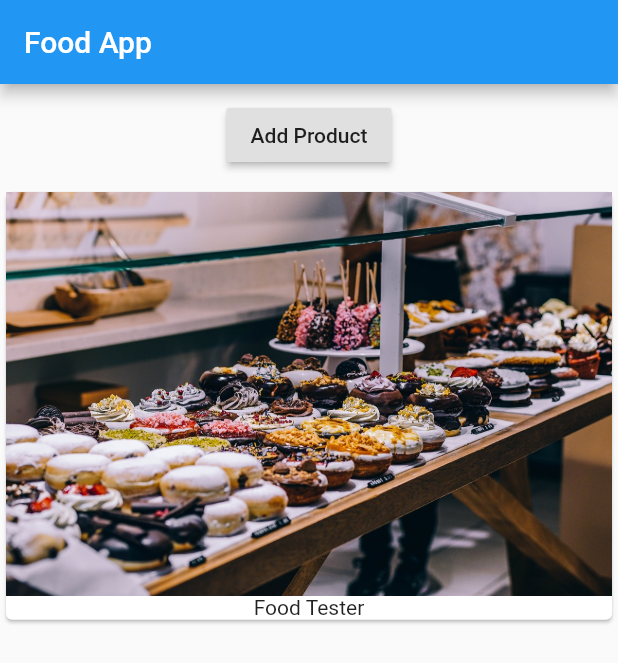
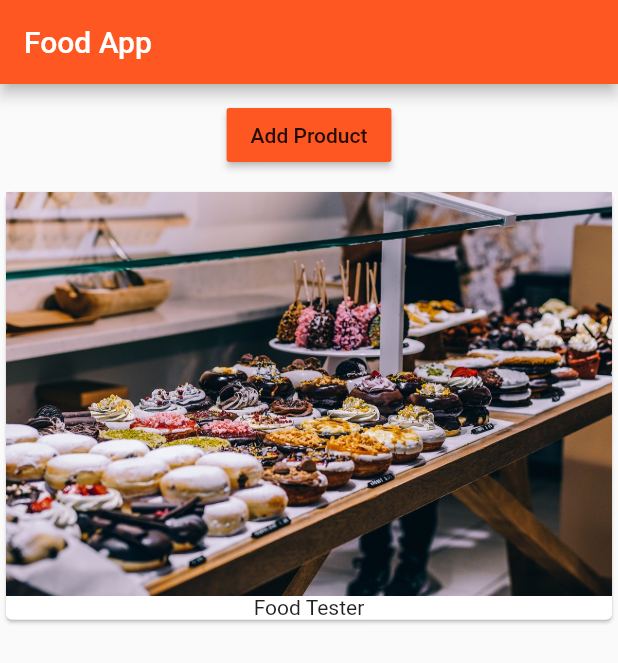
Before and after one commit to uzairnz/flutter_course, a Flutter app: the screen it shows after launch, on a phone screen of 412 x 824 dp. Shown: the top 663 px of the screen. Run offline on Flutter 3.47's test engine with Material 2 defaults, Android fonts, the phone set to English and light mode, and no system bars.

Commit message:
Comments added to understand workflow & new Assignment

```diff
--- a/lib/main.dart
+++ b/lib/main.dart
@@ -6,11 +6,16 @@ class MyApp extends StatelessWidget {
   @override
   Widget build(BuildContext context) {
     return MaterialApp(
+      theme: ThemeData(
+        primarySwatch: Colors.deepOrange,
+        accentColor: Colors.deepPurple,
+        brightness: Brightness.light
+      ),
       home: Scaffold(
         appBar: AppBar(
           title: Text('Food App'),
         ),
-        body: ProductManager(),
+        body: ProductManager(startingProduct: 'Food Tester',),
       ),
     );
   }
--- a/lib/products.dart
+++ b/lib/products.dart
@@ -3,9 +3,12 @@ import 'package:flutter/material.dart';
 class Products extends StatelessWidget {
   final List<String> products;
 
-  Products(this.products);
+  Products(this.products){
+    print('[Product Widget] Constructor');
+  }
   @override
   Widget build(BuildContext context) {
+    print('[Product Widget] Built');
     return Column(
         children: products
             .map((element) => Card(
--- a/lib/products_manager.dart
+++ b/lib/products_manager.dart
@@ -2,19 +2,39 @@ import 'package:flutter/material.dart';
 import './products.dart';
 
 class ProductManager extends StatefulWidget {
+final String startingProduct;
+ProductManager({this.startingProduct = 'Sweet Tester  '}){
+  print('[ProductManager Widget] Constructor');
+}
   @override
   State<StatefulWidget> createState() {
+    print('[ProductManager Widget] createState');
     return _ProductManagerState();
   }
 }
 
 class _ProductManagerState extends State<ProductManager> {
-    List<String> _products = ['Food Tester'];
+    List<String> _products = [];
+    @override
+  void initState() {
+    print('[ProductManager State] initState()');
+_products.add(widget.startingProduct);
+    super.initState();
+  }
+
+  @override
+  void didUpdateWidget(ProductManager oldWidget) {
+  print('[ProductManager Widget] didUpdateWidget');
+    super.didUpdateWidget(oldWidget);
+  }
+
   @override
   Widget build(BuildContext context) {
+    print('[ProductManager Widget] build()');
     return Column(children: [Container(
               margin: EdgeInsets.all(10.0),
               child: RaisedButton(
+                color: Theme.of(context).primaryColor,
                 onPressed: () {
                   setState(() {
                     _products.add('Advanced Food Tester');
```
